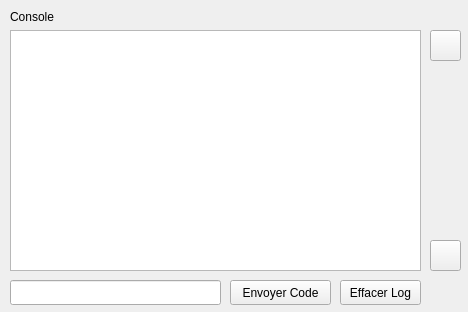
This is src/Widget/Console.ui in polybox3d/polybox as Qt 5 draws it before an edit. The edited form follows.
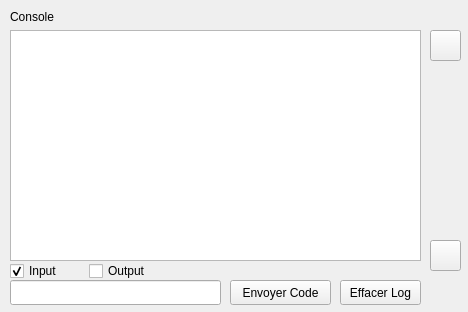
This is the edited form. Icons and pictures are not drawn.

Commit message: Add more log, and console in/out data with color

Diff of the .ui file:
```diff
--- a/src/Widget/Console.ui
+++ b/src/Widget/Console.ui
@@ -55,7 +55,7 @@
      <x>10</x>
      <y>30</y>
      <width>411</width>
-     <height>241</height>
+     <height>231</height>
     </rect>
    </property>
   </widget>
@@ -106,6 +106,38 @@
      <normaloff>:/img/img/to-bottom-red.png</normaloff>:/img/img/to-bottom-red.png</iconset>
    </property>
   </widget>
+  <widget class="QWidget" name="">
+   <property name="geometry">
+    <rect>
+     <x>10</x>
+     <y>260</y>
+     <width>151</width>
+     <height>22</height>
+    </rect>
+   </property>
+   <layout class="QHBoxLayout" name="horizontalLayout">
+    <item>
+     <widget class="QCheckBox" name="inputCB">
+      <property name="text">
+       <string>Input</string>
+      </property>
+      <property name="checked">
+       <bool>true</bool>
+      </property>
+     </widget>
+    </item>
+    <item>
+     <widget class="QCheckBox" name="outputCB">
+      <property name="text">
+       <string>Output</string>
+      </property>
+      <property name="checked">
+       <bool>false</bool>
+      </property>
+     </widget>
+    </item>
+   </layout>
+  </widget>
  </widget>
  <resources>
   <include location="../ressources.qrc"/>
```
The commit also changes 8 other files.
